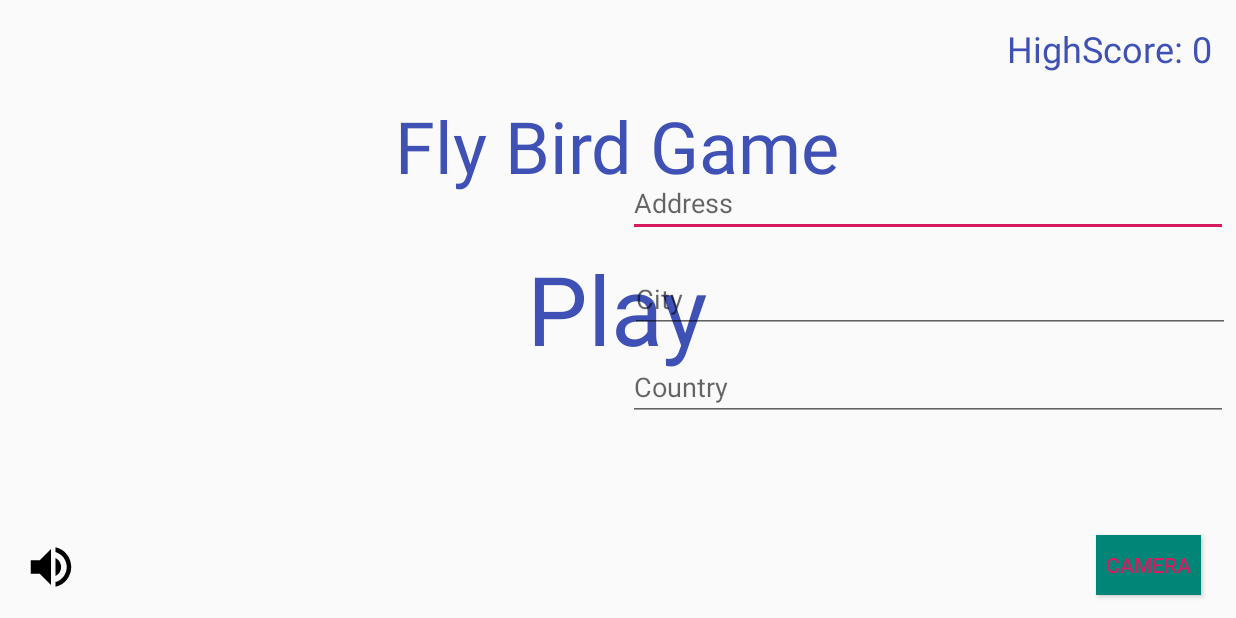
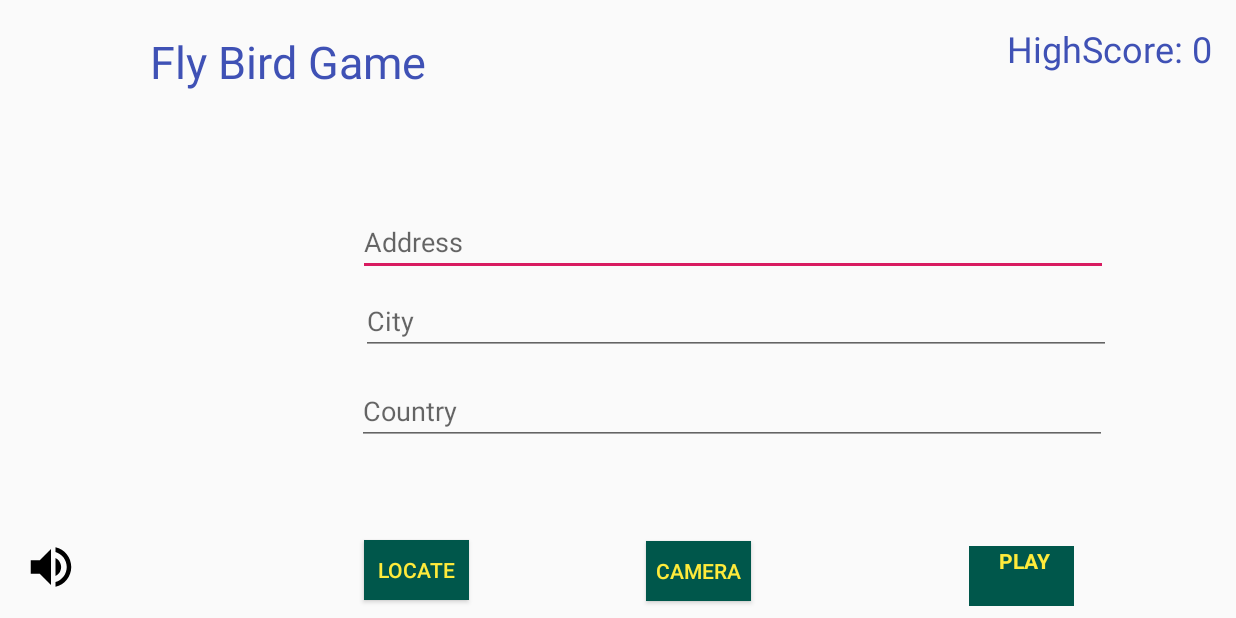
Before and after one commit to HRandi/FlyBirds, an Android app: the screen it shows after launch (MainActivity), on a phone screen of 824 x 412 dp (held sideways). Run offline under Robolectric (Android 15) with nearby library versions, the phone set to English and light mode, and no system bars; 1 statement that could not run was skipped.

Commit message:
Update géolocalisation

```diff
--- a/app/src/main/AndroidManifest.xml
+++ b/app/src/main/AndroidManifest.xml
@@ -2,6 +2,9 @@
 <manifest xmlns:android="http://schemas.android.com/apk/res/android"
     package="com.example.flybird">
 
+    <uses-permission android:name="android.permission.ACCESS_FINE_LOCATION" />
+    <uses-permission android:name="android.permission.ACCESS_COARSE_LOCATION" />
+    <uses-permission android:name="android.permission.ACCESS_WIFI_STATE" />
     <uses-feature
         android:name="android.hardware.sensor.accelerometer"
         android:required="true" />
--- a/app/src/main/java/com/example/flybird/MainActivity.java
+++ b/app/src/main/java/com/example/flybird/MainActivity.java
@@ -1,10 +1,17 @@
 package com.example.flybird;
 
+import android.Manifest;
 import android.content.DialogInterface;
 import android.content.Intent;
 import android.content.SharedPreferences;
+import android.content.pm.PackageManager;
 import android.graphics.Bitmap;
 import android.graphics.Color;
+import android.location.Address;
+import android.location.Geocoder;
+import android.location.Location;
+import android.location.LocationListener;
+import android.location.LocationManager;
 import android.os.Bundle;
 import android.provider.MediaStore;
 import android.view.GestureDetector;
@@ -16,12 +23,28 @@ import android.widget.ImageView;
 import android.widget.TextView;
 import android.widget.Toast;
 
+import androidx.annotation.NonNull;
 import androidx.annotation.Nullable;
 import androidx.appcompat.app.AlertDialog;
 import androidx.appcompat.app.AppCompatActivity;
+import androidx.core.app.ActivityCompat;
+import androidx.core.content.ContextCompat;
 import androidx.core.view.GestureDetectorCompat;
 
+import com.google.android.material.textfield.TextInputEditText;
+
+import java.io.IOException;
+import java.util.List;
+import java.util.Locale;
+
 public class MainActivity extends AppCompatActivity {
+
+    TextInputEditText address;
+    TextInputEditText city;
+    TextInputEditText country;
+
+    LocationManager locationManager;
+    LocationListener locationListener;
 
     ImageView imageView;
     private Accelerometer accelerometer;
@@ -33,6 +56,62 @@ public class MainActivity extends AppCompatActivity {
     protected void onCreate(Bundle savedInstanceState) {
         super.onCreate(savedInstanceState);
         setContentView(R.layout.activity_main);
+
+        address = findViewById(R.id.address);
+        city = findViewById(R.id.city);
+        country = findViewById(R.id.country);
+
+        locationManager = (LocationManager) this.getSystemService(LOCATION_SERVICE);
+        boolean isGPS_enabled = locationManager.isProviderEnabled(LocationManager.NETWORK_PROVIDER);
+
+        if (isGPS_enabled) {
+            locationListener = new LocationListener() {
+                @Override
+                public void onLocationChanged(Location location) {
+
+                    double longitude = location.getLongitude();
+                    double latitude = location.getLatitude();
+
+                    try {
+
+                        Geocoder geocoder = new Geocoder(MainActivity.this, Locale.getDefault());
+                        List<Address> addressList = geocoder.getFromLocation(latitude, longitude, 1);
+
+                        address.setText(addressList.get(0).getAddressLine(0));
+                        city.setText(addressList.get(0).getAdminArea());
+                        country.setText(addressList.get(0).getCountryName());
+
+                    } catch (IOException e) {
+                        e.printStackTrace();
+                    }
+                }
+
+                @Override
+                public void onStatusChanged(String provider, int status, Bundle extras) {
+
+                }
+
+                @Override
+                public void onProviderEnabled(String provider) {
+
+                }
+
+                @Override
+                public void onProviderDisabled(String provider) {
+
+                }
+            };
+        }
+
+        if (ActivityCompat.checkSelfPermission(this, Manifest.permission.ACCESS_FINE_LOCATION) != PackageManager.PERMISSION_GRANTED
+                && ActivityCompat.checkSelfPermission(this, Manifest.permission.ACCESS_COARSE_LOCATION) != PackageManager.PERMISSION_GRANTED) {
+
+            ActivityCompat.requestPermissions(this, new String[]{Manifest.permission.ACCESS_FINE_LOCATION}, 1);
+
+        } else {
+            locationManager.requestLocationUpdates(LocationManager.NETWORK_PROVIDER, 0, 0, locationListener);
+        }
+
 
         getWindow().setFlags(WindowManager.LayoutParams.FLAG_FULLSCREEN, WindowManager.LayoutParams.FLAG_FULLSCREEN);
 
@@ -113,6 +192,28 @@ public class MainActivity extends AppCompatActivity {
     }
 
     @Override
+    public void onRequestPermissionsResult(int requestCode, @NonNull String[] permissions, @NonNull int[] grantResults) {
+        super.onRequestPermissionsResult(requestCode, permissions, grantResults);
+
+        if (grantResults.length > 0 && grantResults[0] == PackageManager.PERMISSION_GRANTED) {
+            if (ContextCompat.checkSelfPermission(this, Manifest.permission.ACCESS_FINE_LOCATION) == PackageManager.PERMISSION_GRANTED) {
+
+                locationManager.requestLocationUpdates(LocationManager.NETWORK_PROVIDER, 0, 0, locationListener);
+                address.setText("Getting Location");
+                city.setText("Getting Location");
+                country.setText("Getting Location");
+
+            }
+
+        } else {
+            address.setText("Access not granted");
+            city.setText("Access not granted");
+            country.setText("Access not granted");
+        }
+
+    }
+
+    @Override
     protected void onResume() {
         super.onResume();
         accelerometer.register();
--- a/app/src/main/res/layout/activity_main.xml
+++ b/app/src/main/res/layout/activity_main.xml
@@ -10,25 +10,39 @@
         android:layout_height="match_parent"
         android:scaleType="centerCrop" />
 
+
     <TextView
         android:layout_width="wrap_content"
         android:layout_height="wrap_content"
         android:layout_above="@+id/play"
         android:layout_below="@+id/highScoreTxt"
-        android:layout_centerHorizontal="true"
+        android:layout_alignParentEnd="true"
+        android:layout_alignParentRight="true"
+        android:layout_alignParentBottom="true"
+        android:layout_marginTop="-44dp"
+        android:layout_marginEnd="540dp"
+        android:layout_marginRight="543dp"
+        android:layout_marginBottom="300dp"
         android:text="Fly Bird Game"
         android:textColor="#3F51B5"
-        android:textSize="48sp" />
+        android:textSize="30sp" />
 
     <TextView
         android:id="@+id/play"
-        android:layout_width="wrap_content"
-        android:layout_height="wrap_content"
+        android:layout_width="70dp"
+        android:layout_height="40dp"
+        android:layout_alignParentEnd="true"
+        android:layout_alignParentRight="true"
+        android:layout_alignParentBottom="true"
         android:layout_centerInParent="true"
-        android:text="Play"
-        android:textColor="#3F51B5"
-        android:textSize="64sp" />
-
+        android:layout_marginEnd="108dp"
+        android:layout_marginRight="108dp"
+        android:layout_marginBottom="8dp"
+        android:background="@color/colorPrimaryDark"
+        android:text=" PLAY"
+        android:textAlignment="center"
+        android:textColor="#FFEB3B"
+        android:textStyle="bold" />
 
     <TextView
         android:id="@+id/highScoreTxt"
@@ -57,12 +71,28 @@
         android:layout_alignParentBottom="true"
         android:layout_marginStart="16dp"
         android:layout_marginLeft="16dp"
-        android:layout_marginEnd="23dp"
-        android:layout_marginRight="23dp"
-        android:layout_marginBottom="15dp"
-        android:background="@color/colorPrimary"
+        android:layout_marginEnd="323dp"
+        android:layout_marginRight="323dp"
+        android:layout_marginBottom="11dp"
+        android:background="@color/colorPrimaryDark"
         android:text="camera"
-        android:textColor="@color/colorAccent" />
+        android:textColor="#FFEB3B" />
+
+    <Button
+        android:id="@+id/locate"
+        android:layout_width="70dp"
+        android:layout_height="40dp"
+        android:layout_alignParentEnd="true"
+        android:layout_alignParentRight="true"
+        android:layout_alignParentBottom="true"
+        android:layout_marginStart="16dp"
+        android:layout_marginLeft="16dp"
+        android:layout_marginEnd="511dp"
+        android:layout_marginRight="511dp"
+        android:layout_marginBottom="12dp"
+        android:background="@color/colorPrimaryDark"
+        android:text="locate"
+        android:textColor="#FFEB3B" />
 
     <ImageView
         android:id="@+id/imageView"
@@ -78,38 +108,38 @@
 
     <com.google.android.material.textfield.TextInputEditText
         android:id="@+id/address"
-        android:layout_width="400dp"
+        android:layout_width="500dp"
         android:layout_height="40dp"
         android:layout_alignParentEnd="true"
         android:layout_alignParentRight="true"
         android:layout_alignParentBottom="true"
-        android:layout_marginEnd="5dp"
-        android:layout_marginRight="5dp"
-        android:layout_marginBottom="254dp"
+        android:layout_marginEnd="85dp"
+        android:layout_marginRight="85dp"
+        android:layout_marginBottom="228dp"
         android:hint="Address" />
 
     <com.google.android.material.textfield.TextInputEditText
         android:id="@+id/city"
-        android:layout_width="400dp"
+        android:layout_width="500dp"
         android:layout_height="40dp"
         android:layout_alignParentEnd="true"
         android:layout_alignParentRight="true"
         android:layout_alignParentBottom="true"
-        android:layout_marginEnd="4dp"
-        android:layout_marginRight="4dp"
-        android:layout_marginBottom="190dp"
+        android:layout_marginEnd="83dp"
+        android:layout_marginRight="83dp"
+        android:layout_marginBottom="175dp"
         android:hint="City" />
 
     <com.google.android.material.textfield.TextInputEditText
         android:id="@+id/country"
-        android:layout_width="400dp"
+        android:layout_width="500dp"
         android:layout_height="40dp"
         android:layout_alignParentEnd="true"
         android:layout_alignParentRight="true"
         android:layout_alignParentBottom="true"
-        android:layout_marginEnd="5dp"
-        android:layout_marginRight="5dp"
-        android:layout_marginBottom="131dp"
+        android:layout_marginEnd="86dp"
+        android:layout_marginRight="86dp"
+        android:layout_marginBottom="115dp"
         android:hint="Country" />
 
 
```
